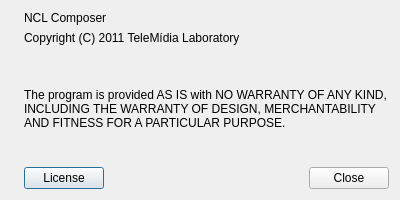
First picture: the form in composer-gui/ui/AboutDialog.ui, repository TeleMidia/nclcomposer, before the edit.
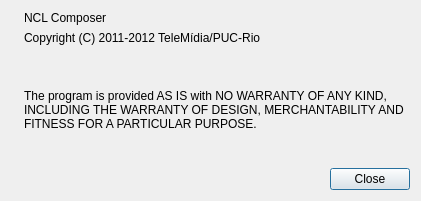
Second picture: the form after the edit. Icons and pictures are not drawn.

Commit message:
[gui] maint: Remove License button from AboutDialog.
* src/AboutDialog.cpp: Likewise.
* ui/AboutDialog.ui: Likewise.

Patch:
```diff
--- a/composer-gui/ui/AboutDialog.ui
+++ b/composer-gui/ui/AboutDialog.ui
@@ -6,8 +6,8 @@
    <rect>
     <x>0</x>
     <y>0</y>
-    <width>400</width>
-    <height>200</height>
+    <width>421</width>
+    <height>201</height>
    </rect>
   </property>
   <property name="sizePolicy">
@@ -79,13 +79,6 @@
       <property name="margin">
        <number>0</number>
       </property>
-      <item>
-       <widget class="QPushButton" name="button_License">
-        <property name="text">
-         <string>License</string>
-        </property>
-       </widget>
-      </item>
       <item>
        <spacer name="horizontalSpacer">
         <property name="orientation">
@@ -115,7 +108,7 @@
       <string notr="true">font-size: 12px;</string>
      </property>
      <property name="text">
-      <string>Copyright (C) 2011 TeleMídia Laboratory</string>
+      <string>Copyright (C) 2011-2012 TeleMídia/PUC-Rio</string>
      </property>
      <property name="alignment">
       <set>Qt::AlignLeading|Qt::AlignLeft|Qt::AlignVCenter</set>
```
The commit also changes 1 other file.
